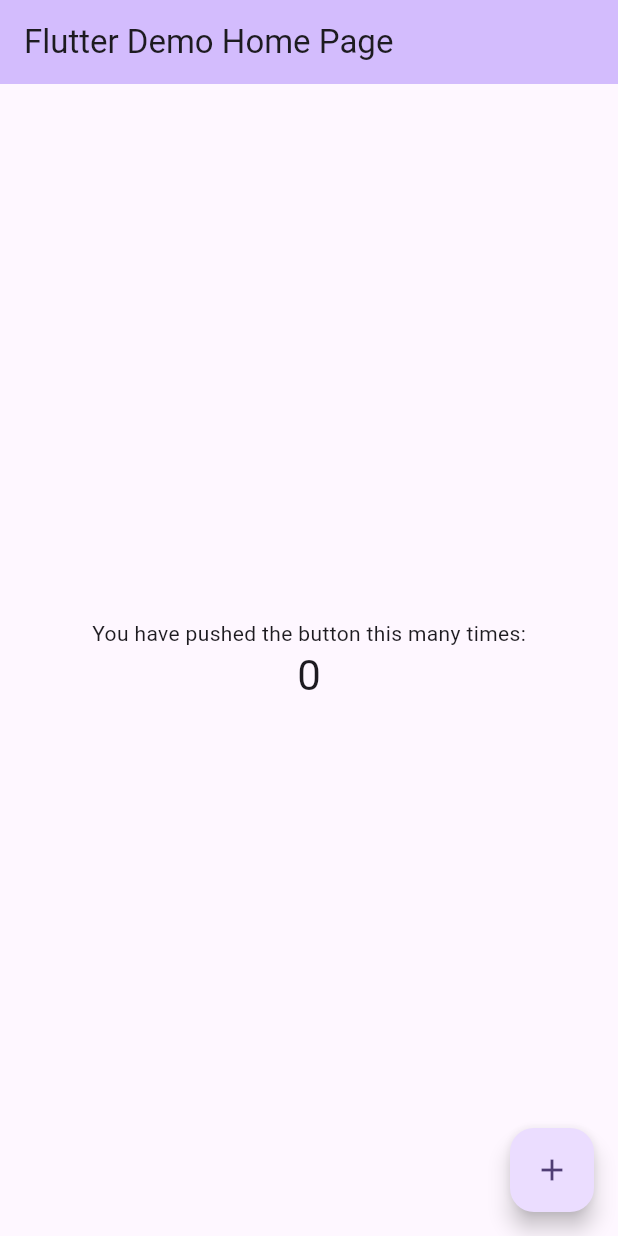
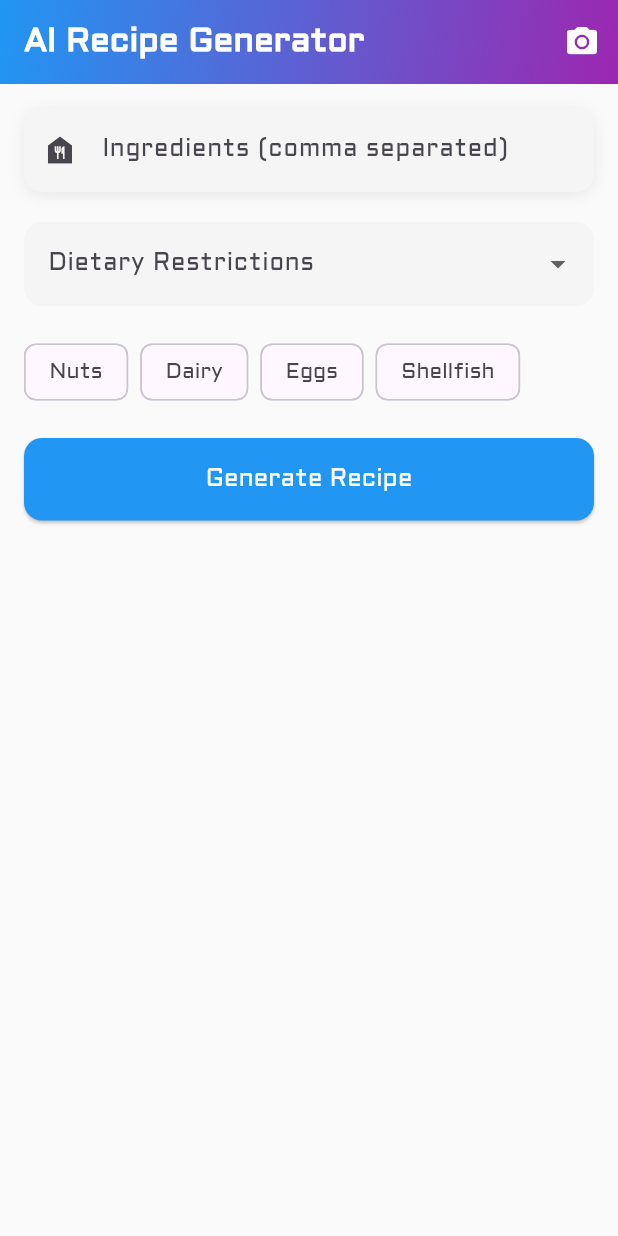
Before and after one commit to ahmedhafas105/recipe_app, a Flutter app: the screen it shows after launch, on a phone screen of 412 x 824 dp. Run offline on Flutter 3.47's test engine with Material 3 defaults, Android fonts, the phone set to English and light mode, and no system bars; our stand-ins replace google_generative_ai, image_picker, permission_handler.

Commit message:
Project Finished
project completion success

````diff
--- /dev/null
+++ b/lib/home_screen.dart
@@ -0,0 +1,408 @@
+import 'dart:io'
+    show
+        File,
+        Platform; // Conditional import for mobile, added to support FileImage
+import 'package:flutter/foundation.dart'
+    show
+        kIsWeb; // Added for web detection to handle platform-specific image loading
+import 'package:flutter/material.dart';
+import 'package:image_picker/image_picker.dart';
+import 'package:permission_handler/permission_handler.dart';
+import 'recipe_service.dart';
+
+class HomeScreen extends StatefulWidget {
+  const HomeScreen({super.key});
+
+  @override
+  State<HomeScreen> createState() => _HomeScreenState();
+}
+
+class _HomeScreenState extends State<HomeScreen> {
+  final _ingredientsController = TextEditingController();
+  String? _dietaryRestrictions;
+  final List<String> _allergens = [];
+  Map<String, dynamic>? _recipe;
+  bool _isLoading = false;
+  String? _error;
+  XFile? _selectedImage;
+
+  Future<void> _generateRecipe() async {
+    if (_selectedImage == null && _ingredientsController.text.isEmpty) {
+      setState(() {
+        _error = 'Please upload an image or enter ingredients';
+      });
+      return;
+    }
+
+    setState(() {
+      _isLoading = true;
+      _error = null;
+      _recipe = null;
+    });
+
+    try {
+      List<String> ingredients;
+      if (_selectedImage != null) {
+        ingredients = await RecipeService.identifyIngredientsFromImage(
+          _selectedImage!,
+        );
+        _ingredientsController.text = ingredients.join(', ');
+      } else {
+        ingredients =
+            _ingredientsController.text
+                .split(',')
+                .map((e) => e.trim())
+                .where((e) => e.isNotEmpty)
+                .toList();
+      }
+
+      if (ingredients.isEmpty) {
+        throw Exception('No ingredients provided');
+      }
+
+      final recipe = await RecipeService.generateRecipe(
+        ingredients: ingredients,
+        dietaryRestrictions: _dietaryRestrictions,
+        allergens: _allergens,
+      );
+      setState(() => _recipe = recipe);
+    } catch (e) {
+      setState(() => _error = e.toString());
+    } finally {
+      setState(() => _isLoading = false);
+    }
+  }
+
+  Future<void> _pickImage() async {
+    final status = await Permission.camera.request();
+    if (status.isDenied) {
+      ScaffoldMessenger.of(context).showSnackBar(
+        const SnackBar(
+          content: Text(
+            'Camera permission denied',
+            style: TextStyle(fontFamily: 'Aldrich'),
+          ),
+        ),
+      );
+      return;
+    }
+
+    final image = await ImagePicker().pickImage(source: ImageSource.camera);
+    if (image != null) {
+      setState(() {
+        _selectedImage = image;
+        _error = null;
+      });
+    } else {
+      ScaffoldMessenger.of(context).showSnackBar(
+        const SnackBar(
+          content: Text(
+            'No image selected',
+            style: TextStyle(fontFamily: 'Aldrich'),
+          ),
+        ),
+      );
+    }
+  }
+
+  @override
+  Widget build(BuildContext context) {
+    return Scaffold(
+      appBar: AppBar(
+        title: const Text(
+          'AI Recipe Generator',
+          style: TextStyle(
+            fontWeight: FontWeight.bold,
+            color: Colors.white,
+            fontFamily: 'Aldrich',
+          ),
+        ),
+        flexibleSpace: Container(
+          decoration: const BoxDecoration(
+            gradient: LinearGradient(
+              colors: [Colors.blue, Colors.purple],
+              begin: Alignment.topLeft,
+              end: Alignment.bottomRight,
+            ),
+          ),
+        ),
+        actions: [
+          IconButton(
+            icon: const Icon(Icons.camera_alt, color: Colors.white),
+            onPressed: _pickImage,
+          ),
+        ],
+      ),
+      body: SingleChildScrollView(
+        padding: const EdgeInsets.all(16.0),
+        child: Column(
+          crossAxisAlignment: CrossAxisAlignment.start,
+          children: [
+            if (_selectedImage != null)
+              Container(
+                margin: const EdgeInsets.only(bottom: 16.0),
+                height: 200,
+                width: double.infinity,
+                decoration: BoxDecoration(
+                  borderRadius: BorderRadius.circular(12),
+                  image: DecorationImage(
+                    image:
+                        kIsWeb
+                            ? NetworkImage(
+                              _selectedImage!.path,
+                            ) // Retains web compatibility with NetworkImage
+                            : FileImage(
+                              File(_selectedImage!.path),
+                            ), // Changed from NetworkImage to FileImage for mobile to display local file paths
+                    fit: BoxFit.cover,
+                  ),
+                ),
+              ),
+            Container(
+              decoration: BoxDecoration(
+                color: Colors.grey[100],
+                borderRadius: BorderRadius.circular(12),
+                boxShadow: [
+                  BoxShadow(
+                    color: Colors.grey.withOpacity(0.2),
+                    blurRadius: 8,
+                    offset: const Offset(0, 2),
+                  ),
+                ],
+              ),
+              child: TextField(
+                controller: _ingredientsController,
+                decoration: InputDecoration(
+                  label: Text(
+                    'Ingredients (comma separated)',
+                    style: TextStyle(fontFamily: 'Aldrich'),
+                  ),
+                  hintText: 'e.g., chicken, rice, tomatoes',
+                  hintStyle: TextStyle(fontFamily: 'Aldrich'),
+                  prefixIcon: const Icon(Icons.food_bank),
+                  filled: true,
+                  fillColor: Colors.transparent,
+                  border: OutlineInputBorder(
+                    borderRadius: BorderRadius.circular(12),
+                    borderSide: BorderSide.none,
+                  ),
+                ),
+              ),
+            ),
+            const SizedBox(height: 20),
+            DropdownButtonFormField<String>(
+              decoration: InputDecoration(
+                label: Text(
+                  'Dietary Restrictions',
+                  style: TextStyle(fontFamily: 'Aldrich'),
+                ),
+                filled: true,
+                fillColor: Colors.grey[100],
+                border: OutlineInputBorder(
+                  borderRadius: BorderRadius.circular(12),
+                  borderSide: BorderSide.none,
+                ),
+              ),
+              items:
+                  ['None', 'Vegetarian', 'Vegan', 'Keto', 'Gluten-Free']
+                      .map(
+                        (e) => DropdownMenuItem(
+                          value: e,
+                          child: Text(
+                            e,
+                            style: TextStyle(fontFamily: 'Aldrich'),
+                          ),
+                        ),
+                      )
+                      .toList(),
+              onChanged:
+                  (value) => setState(() => _dietaryRestrictions = value),
+            ),
+            const SizedBox(height: 20),
+            Wrap(
+              spacing: 8.0,
+              children:
+                  ['Nuts', 'Dairy', 'Eggs', 'Shellfish'].map((allergen) {
+                    return FilterChip(
+                      label: Text(
+                        allergen,
+                        style: TextStyle(fontFamily: 'Aldrich'),
+                      ),
+                      selected: _allergens.contains(allergen),
+                      onSelected: (selected) {
+                        setState(() {
+                          selected
+                              ? _allergens.add(allergen)
+                              : _allergens.remove(allergen);
+                        });
+                      },
+                      selectedColor: Colors.blue.withOpacity(0.2),
+                      checkmarkColor: Colors.blue,
+                    );
+                  }).toList(),
+            ),
+            const SizedBox(height: 20),
+            ElevatedButton(
+              onPressed: _isLoading ? null : _generateRecipe,
+              style: ElevatedButton.styleFrom(
+                backgroundColor: Colors.blue,
+                foregroundColor: Colors.white,
+                padding: const EdgeInsets.symmetric(vertical: 16.0),
+                shape: RoundedRectangleBorder(
+                  borderRadius: BorderRadius.circular(12),
+                ),
+                minimumSize: const Size(double.infinity, 50),
+              ),
+              child:
+                  _isLoading
+                      ? const SizedBox(
+                        height: 24,
+                        width: 24,
+                        child: CircularProgressIndicator(
+                          color: Colors.white,
+                          strokeWidth: 2,
+                        ),
+                      )
+                      : const Text(
+                        'Generate Recipe',
+                        style: TextStyle(fontSize: 16, fontFamily: 'Aldrich'),
+                      ),
+            ),
+            if (_error != null)
+              Padding(
+                padding: const EdgeInsets.all(8.0),
+                child: Text(
+                  'Error: $_error',
+                  style: const TextStyle(
+                    color: Colors.red,
+                    fontFamily: 'Tuffy',
+                    fontWeight: FontWeight.bold,
+                  ),
+                ),
+              ),
+            if (_recipe != null) _RecipeDisplay(recipe: _recipe!),
+          ],
+        ),
+      ),
+    );
+  }
+}
+
+class _RecipeDisplay extends StatelessWidget {
+  final Map<String, dynamic> recipe;
+
+  const _RecipeDisplay({required this.recipe});
+
+  @override
+  Widget build(BuildContext context) {
+    return Card(
+      margin: const EdgeInsets.only(top: 16.0),
+      elevation: 4,
+      shape: RoundedRectangleBorder(borderRadius: BorderRadius.circular(12)),
+      child: Padding(
+        padding: const EdgeInsets.all(16.0),
+        child: Column(
+          crossAxisAlignment: CrossAxisAlignment.start,
+          children: [
+            Text(
+              recipe['title'] ?? 'Untitled Recipe',
+              style: Theme.of(context).textTheme.headlineSmall?.copyWith(
+                fontWeight: FontWeight.bold,
+                color: Colors.blue,
+                fontFamily: 'Aldrich',
+              ),
+            ),
+            const SizedBox(height: 8),
+            Text(
+              'Cooking Time: ${recipe['cooking_time'] ?? 'N/A'}',
+              style: TextStyle(
+                fontFamily: 'Tuffy',
+                fontWeight: FontWeight.bold,
+              ),
+            ),
+            Text(
+              'Difficulty: ${recipe['difficulty'] ?? 'N/A'}',
+              style: TextStyle(
+                fontFamily: 'Tuffy',
+                fontWeight: FontWeight.bold,
+              ),
+            ),
+            const Divider(height: 20),
+            const Text(
+              'Ingredients:',
+              style: TextStyle(
+                fontWeight: FontWeight.bold,
+                fontFamily: 'Aldrich',
+              ),
+            ),
+            ...?recipe['ingredients']
+                ?.map<Widget>(
+                  (item) => Padding(
+                    padding: const EdgeInsets.symmetric(vertical: 4.0),
+                    child: Text(
+                      '• ${item['quantity']} ${item['name']}',
+                      style: TextStyle(fontFamily: 'Tuffy', fontWeight: FontWeight.bold,),
+                    ),
+                  ),
+                )
+                ?.toList(),
+            const SizedBox(height: 12),
+            const Text(
+              'Instructions:',
+              style: TextStyle(
+                fontWeight: FontWeight.bold,
+                fontFamily: 'Aldrich',
+              ),
+            ),
+            ...?recipe['instructions']
+                ?.map<Widget>(
+                  (step) => Padding(
+                    padding: const EdgeInsets.symmetric(vertical: 4.0),
+                    child: Text(
+                      step,
+                      style: TextStyle(fontFamily: 'Tuffy', fontWeight: FontWeight.bold,),
+                    ),
+                  ),
+                )
+                ?.toList(),
+            const SizedBox(height: 12),
+            const Text(
+              'Nutrition:',
+              style: TextStyle(
+                fontWeight: FontWeight.bold,
+                fontFamily: 'Aldrich',
+              ),
+            ),
+            if (recipe['nutrition'] != null)
+              Text(
+                'Calories: ${recipe['nutrition']['calories'] ?? 'N/A'}, Protein: ${recipe['nutrition']['protein'] ?? 'N/A'}',
+                style: TextStyle(fontFamily: 'Tuffy', fontWeight: FontWeight.bold,),
+              ),
+            const SizedBox(height: 12),
+            const Text(
+              'Allergen Warnings:',
+              style: TextStyle(
+                fontWeight: FontWeight.bold,
+                color: Colors.red,
+                fontFamily: 'Aldrich',
+              ),
+            ),
+            if (recipe['allergen_warnings'] != null)
+              ...recipe['allergen_warnings']
+                      .map<Widget>(
+                        (warning) => Padding(
+                          padding: const EdgeInsets.symmetric(vertical: 2.0),
+                          child: Text(
+                            '• $warning',
+                            style: const TextStyle(color: Colors.red, fontFamily: 'Tuffy'),
+                          ),
+                        ),
+                      )
+                      ?.toList() ??
+                  [const Text('None', style: TextStyle(fontWeight: FontWeight.bold, fontFamily: 'Tuffy'),)],
+          ],
+        ),
+      ),
+    );
+  }
+}
--- a/lib/main.dart
+++ b/lib/main.dart
@@ -1,4 +1,6 @@
 import 'package:flutter/material.dart';
+import 'package:recipe_app/home_screen.dart';
+import 'dart:async';
 
 void main() {
   runApp(const MyApp());
@@ -11,112 +13,122 @@ class MyApp extends StatelessWidget {
   @override
   Widget build(BuildContext context) {
     return MaterialApp(
-      title: 'Flutter Demo',
+      title: 'AI Recipe Generator',
       theme: ThemeData(
-        // This is the theme of your application.
-        //
-        // TRY THIS: Try running your application with "flutter run". You'll see
-        // the application has a purple toolbar. Then, without quitting the app,
-        // try changing the seedColor in the colorScheme below to Colors.green
-        // and then invoke "hot reload" (save your changes or press the "hot
-        // reload" button in a Flutter-supported IDE, or press "r" if you used
-        // the command line to start the app).
-        //
-        // Notice that the counter didn't reset back to zero; the application
-        // state is not lost during the reload. To reset the state, use hot
-        // restart instead.
-        //
-        // This works for code too, not just values: Most code changes can be
-        // tested with just a hot reload.
-        colorScheme: ColorScheme.fromSeed(seedColor: Colors.deepPurple),
+        primarySwatch: Colors.blue,
+        useMaterial3: true,
+        scaffoldBackgroundColor: Colors.grey[50],
+        textTheme: const TextTheme(
+          bodyMedium: TextStyle(color: Colors.black87),
+        ),
       ),
-      home: const MyHomePage(title: 'Flutter Demo Home Page'),
+      home: const SplashScreen(),
+      debugShowCheckedModeBanner: false,
     );
   }
 }
 
-class MyHomePage extends StatefulWidget {
-  const MyHomePage({super.key, required this.title});
-
-  // This widget is the home page of your application. It is stateful, meaning
-  // that it has a State object (defined below) that contains fields that affect
-  // how it looks.
-
-  // This class is the configuration for the state. It holds the values (in this
-  // case the title) provided by the parent (in this case the App widget) and
-  // used by the build method of the State. Fields in a Widget subclass are
-  // always marked "final".
-
-  final String title;
+class SplashScreen extends StatefulWidget {
+  const SplashScreen({super.key});
 
   @override
-  State<MyHomePage> createState() => _MyHomePageState();
+  State<SplashScreen> createState() => _SplashScreenState();
 }
 
-class _MyHomePageState extends State<MyHomePage> {
-  int _counter = 0;
+class _SplashScreenState extends State<SplashScreen> with SingleTickerProviderStateMixin {
+  late AnimationController _controller;
+  late Animation<double> _logoPulseAnimation;
+  int _pulseCount = 0;
+  final int _maxPulses = 3; // Number of pulsation cycles before navigation
 
-  void _incrementCounter() {
-    setState(() {
-      // This call to setState tells the Flutter framework that something has
-      // changed in this State, which causes it to rerun the build method below
-      // so that the display can reflect the updated values. If we changed
-      // _counter without calling setState(), then the build method would not be
-      // called again, and so nothing would appear to happen.
-      _counter++;
+  @override
+  void initState() {
+    super.initState();
+
+    _controller = AnimationController(
+      vsync: this,
+      duration: const Duration(seconds: 1), // Duration of one pulsation cycle
+    );
+
+    // Logo pulsates (vibrates) for a set number of cycles
+    _logoPulseAnimation = Tween<double>(
+      begin: 0.95,
+      end: 1.05,
+    ).animate(
+      CurvedAnimation(
+        parent: _controller,
+        curve: Curves.easeInOut,
+      ),
+    )..addStatusListener((status) {
+      if (status == AnimationStatus.completed) {
+        _pulseCount++;
+        if (_pulseCount < _maxPulses) {
+          _controller.reverse(); // Reverse for the next cycle
+        } else {
+          _controller.stop();
+          _navigateToHome();
+        }
+      } else if (status == AnimationStatus.dismissed) {
+        _pulseCount++;
+        if (_pulseCount < _maxPulses) {
+          _controller.forward(); // Forward for the next cycle
+        } else {
+          _controller.stop();
+          _navigateToHome();
+        }
+      }
+    });
+
+    _controller.forward(); // Start the pulsation animation
+  }
+
+  void _navigateToHome() {
+    Future.delayed(const Duration(milliseconds: 500), () {
+      if (mounted) {
+        Navigator.of(context).pushReplacement(
+          MaterialPageRoute(builder: (context) => const HomeScreen()),
+        );
+      }
     });
   }
 
   @override
+  void dispose() {
+    _controller.stop();
+    _controller.dispose();
+    super.dispose();
+  }
+
+  @override
   Widget build(BuildContext context) {
-    // This method is rerun every time setState is called, for instance as done
-    // by the _incrementCounter method above.
-    //
-    // The Flutter framework has been optimized to make rerunning build methods
-    // fast, so that you can just rebuild anything that needs updating rather
-    // than having to individually change instances of widgets.
     return Scaffold(
-      appBar: AppBar(
-        // TRY THIS: Try changing the color here to a specific color (to
-        // Colors.amber, perhaps?) and trigger a hot reload to see the AppBar
-        // change color while the other colors stay the same.
-        backgroundColor: Theme.of(context).colorScheme.inversePrimary,
-        // Here we take the value from the MyHomePage object that was created by
-        // the App.build method, and use it to set our appbar title.
-        title: Text(widget.title),
-      ),
-      body: Center(
-        // Center is a layout widget. It takes a single child and positions it
-        // in the middle of the parent.
-        child: Column(
-          // Column is also a layout widget. It takes a list of children and
-          // arranges them vertically. By default, it sizes itself to fit its
-          // children horizontally, and tries to be as tall as its parent.
-          //
-          // Column has various properties to control how it sizes itself and
-          // how it positions its children. Here we use mainAxisAlignment to
-          // center the children vertically; the main axis here is the vertical
-          // axis because Columns are vertical (the cross axis would be
-          // horizontal).
-          //
-          // TRY THIS: Invoke "debug painting" (choose the "Toggle Debug Paint"
-          // action in the IDE, or press "p" in the console), to see the
-          // wireframe for each widget.
-          mainAxisAlignment: MainAxisAlignment.center,
-          children: <Widget>[
-            const Text('You have pushed the button this many times:'),
-            Text(
-              '$_counter',
-              style: Theme.of(context).textTheme.headlineMedium,
-            ),
-          ],
+      body: Container(
+        decoration: const BoxDecoration(
+          gradient: LinearGradient(
+            colors: [
+              Color(0xFFB3E5FC), // Light Blue 100
+              Color(0xFF4FC3F7), // Light Blue 300
+            ],
+            begin: Alignment.topLeft,
+            end: Alignment.bottomRight,
+          ),
+        ),
+        child: Center(
+          child: AnimatedBuilder(
+            animation: _controller,
+            builder: (context, child) {
+              return ScaleTransition(
+                scale: _logoPulseAnimation,
+                child: Image.asset(
+                  'assets/images/final_logo.png',
+                  width: 300,
+                  height: 300,
+                ),
+              );
+            },
+          ),
         ),
       ),
-      floatingActionButton: FloatingActionButton(
-        onPressed: _incrementCounter,
-        tooltip: 'Increment',
-        child: const Icon(Icons.add),
-      ), // This trailing comma makes auto-formatting nicer for build methods.
     );
   }
 }
--- /dev/null
+++ b/lib/recipe_service.dart
@@ -0,0 +1,105 @@
+import 'dart:convert';
+import 'dart:io';
+import 'package:google_generative_ai/google_generative_ai.dart';
+import 'package:image_picker/image_picker.dart';
+
+class RecipeService {
+  static final _model = GenerativeModel(
+      model: 'gemini-1.5-flash',
+      apiKey: 'AIzaSyCZZ08VAqhohiRjIfbOeAWU2UOFpck87SY',
+  );
+
+  // Method to identify ingredients from an image
+  static Future<List<String>> identifyIngredientsFromImage(XFile image) async {
+    try {
+      final imageByte = await image.readAsBytes();
+      final prompt = '''
+      Identify the ingredients visible in this image. Return the list of ingredients as a comma-separated string (e.g., "chicken, rice, tomatoes").
+      ''';
+
+      final content = [
+        Content.multi([
+          DataPart('image/JPG', imageByte), // Assuming the image is JPEG; adjust if needed
+          TextPart(prompt),
+        ]),
+      ];
+
+      final response = await _model.generateContent(content);
+      final ingredientsText = response.text?.trim() ?? '';
+      if (ingredientsText.isEmpty) {
+        throw Exception('No ingredients identified from the image');
+      }
+      return ingredientsText.split(',').map((e) => e.trim()).toList();
+    } catch(e) {
+      throw Exception('Failed to identify ingredients: $e');
+    }
+  }
+
+  // Method to generate a recipe based on ingredients
+  static Future<Map<String, dynamic>> generateRecipe({
+    required List<String> ingredients,
+    String? dietaryRestrictions,
+    List<String>? allergens,
+  }) async {
+    final ingredientsText = ingredients.join(', ');
+    final prompt = '''
+    Create a detailed recipe using these ingredients: $ingredientsText
+    Dietary requirements: ${dietaryRestrictions ?? 'none'}
+    Allergens to avoid: ${allergens?.join(', ') ?? 'none'}
+
+    Format response as JSON:
+    {
+      "title": "Recipe title",
+      "ingredients": [
+        {"name": "ingredient", "quantity": "1 cup"}
+      ],
+      "instructions": ["step 1", "step 2"],
+      "cooking_time": "30 mins",
+      "difficulty": "Easy",
+      "nutrition": {
+        "calories": "500",
+        "protein": "20g"
+      },
+      "allergen_warnings": ["Contains Dairy", "May contain Nuts"]
+    }
+    ''';
+
+    try {
+      final response = await _model.generateContent(
+        [Content.text(prompt)],
+        safetySettings: [
+          SafetySetting(HarmCategory.dangerousContent, HarmBlockThreshold.high),
+        ],
+      );
+      return _parseResponse(response.text ?? '');
+    } catch (e) {
+      throw Exception('Failed to generate recipe: $e');
+    }
+  }
+
+  static Map<String, dynamic> _parseResponse(String response) {
+    try {
+      // Remove markdown and extra text (e.g., ```json or other annotations)
+      String cleaned = response
+          .replaceAll(RegExp(r'```json|```|```plaintext'), '')
+          .trim();
+
+      // Handle cases where the response might not be valid JSON
+      // Try to extract JSON if it's embedded in a larger text
+      final jsonStart = cleaned.indexOf('{');
+      final jsonEnd = cleaned.lastIndexOf('}') + 1;
+      if (jsonStart != -1 && jsonEnd != -1 && jsonEnd > jsonStart) {
+        cleaned = cleaned.substring(jsonStart, jsonEnd);
+      }
+
+      // Attempt to decode the JSON
+      final parsed = jsonDecode(cleaned);
+      if (parsed is Map<String, dynamic>) {
+        return parsed;
+      }
+      throw Exception('Response is not a valid JSON object');
+    } catch (e) {
+      throw Exception('Failed to parse response: $e');
+    }
+  }
+}
````
Also changed, not shown: pubspec.yaml (+18 -10 lines), assets/icons/app_icon.png (added), assets/images/final_logo.png (added), fonts/Aldrich-Regular.ttf (added), fonts/SmoochSans-Regular.ttf (added), fonts/Tuffy-Regular.ttf (added), pubspec.lock, 8 other files.
